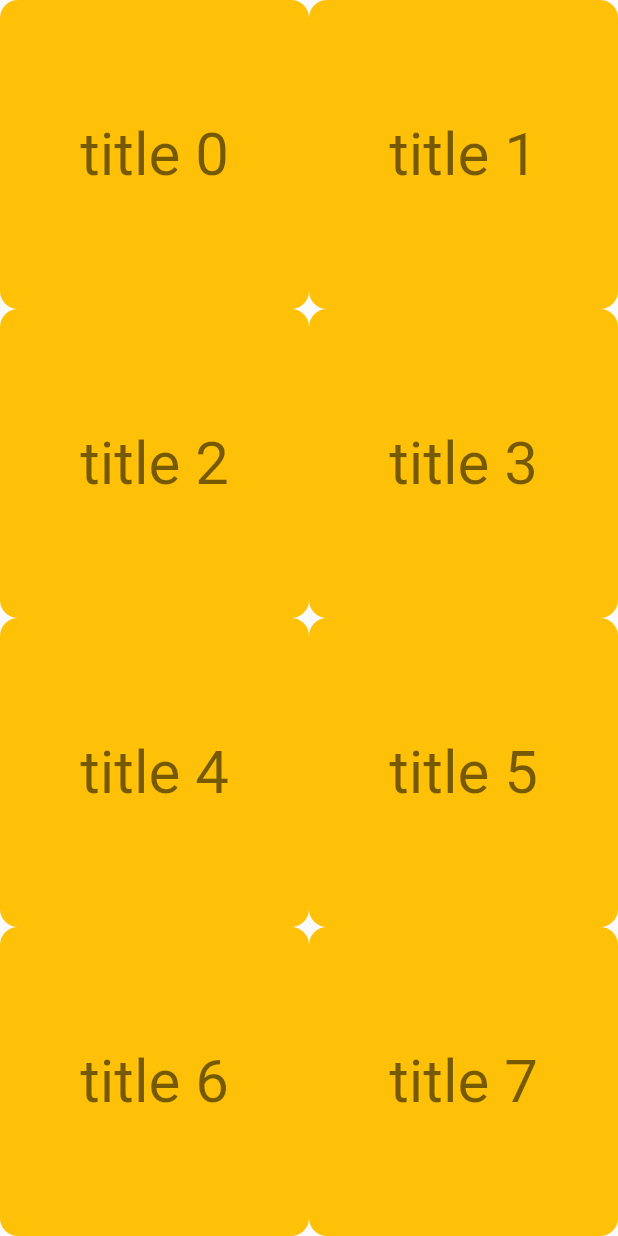
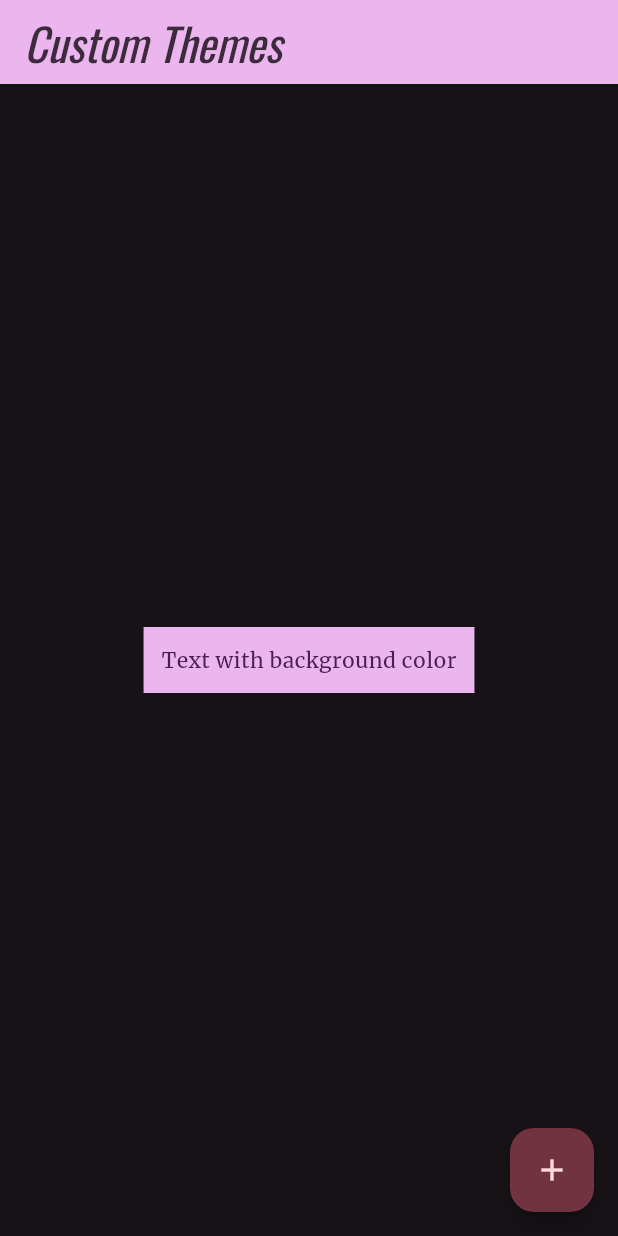
Before and after one commit to tkuanhoong/flutter_docu_app, a Flutter app: the screen it shows after launch, on a phone screen of 412 x 824 dp. Run offline on Flutter 3.47's test engine with Material 2 defaults, Android fonts, the phone set to English and light mode, and no system bars.

Commit message:
design & theming

```diff
--- a/lib/main.dart
+++ b/lib/main.dart
@@ -1,5 +1,6 @@
 import 'package:flutter/material.dart';
-import 'package:flutter_docu_app/ui/2.layout/2.3%20adaptive%20design/based_on_orientation.dart';
+import 'package:flutter_docu_app/theme/app_theme.dart';
+import 'package:flutter_docu_app/ui/3.design&theming/share_styles.dart';
 
 void main() {
   runApp(const MyApp());
@@ -10,9 +11,20 @@ class MyApp extends StatelessWidget {
 
   @override
   Widget build(BuildContext context) {
-    return const MaterialApp(
+    return MaterialApp(
       debugShowCheckedModeBanner: false,
-      home: BasedOnOrientation(),
+      home: ShareStyles(),
+      // Create an app theme
+      theme: ThemeData(
+        useMaterial3: true,
+
+        // Default colors and brightness
+        colorScheme: AppTheme.colorScheme,
+        // Default `TextTheme` for headlines, titles, bodies of text and more
+        textTheme: AppTheme.textTheme,
+      ),
+      // We may provide a dark theme here
+      // darkTheme: ,
     );
   }
 }
--- /dev/null
+++ b/lib/theme/app_theme.dart
@@ -0,0 +1,26 @@
+import 'package:flutter/material.dart';
+
+class AppTheme {
+  static final colorScheme = ColorScheme.fromSeed(
+    seedColor: Colors.purple,
+    brightness: Brightness.dark,
+  );
+
+  static const textTheme = TextTheme(
+    displayLarge: TextStyle(
+      fontSize: 72,
+      fontWeight: FontWeight.bold,
+    ),
+    titleLarge: TextStyle(
+      fontFamily: 'Oswald',
+      fontSize: 30,
+      fontStyle: FontStyle.italic,
+    ),
+    bodyMedium: TextStyle(
+      fontFamily: 'Merriweather',
+    ),
+    displaySmall: TextStyle(
+      fontFamily: 'Pacifico',
+    ),
+  );
+}
--- /dev/null
+++ b/lib/ui/3.design&theming/share_styles.dart
@@ -0,0 +1,62 @@
+import 'package:flutter/material.dart';
+
+class ShareStyles extends StatelessWidget {
+  const ShareStyles({super.key});
+
+  @override
+  Widget build(BuildContext context) {
+    return Scaffold(
+      appBar: AppBar(
+        title: Text(
+          'Custom Themes',
+          style: TextStyle(
+            color: Theme.of(context).colorScheme.onSecondary,
+          ),
+        ),
+        backgroundColor: Theme.of(context).colorScheme.primary,
+      ),
+      body: Center(
+        child: Container(
+          padding: EdgeInsets.symmetric(
+            horizontal: 12,
+            vertical: 12,
+          ),
+          color: Theme.of(context).colorScheme.primary,
+          child: Text(
+            'Text with background color',
+            style: Theme.of(context)
+                .textTheme
+                .bodyMedium!
+                .copyWith(color: Theme.of(context).colorScheme.onPrimary),
+          ),
+        ),
+      ),
+      // if we want to ignore theme, we can create a ThemeData instance
+
+      //* overriding everything
+      // floatingActionButton: Theme(
+      //   data: ThemeData(
+      //     colorScheme: ColorScheme.fromSeed(seedColor: Colors.blue),
+      //   ),
+      //   child: FloatingActionButton(
+      //     onPressed: () {},
+      //     child: const Icon(Icons.add),
+      //   ),
+      // ),
+
+      //* extending parent theme
+      floatingActionButton: Theme(
+        data: Theme.of(context).copyWith(
+          colorScheme: ColorScheme.fromSeed(
+            seedColor: Colors.pink,
+            brightness: Brightness.dark,
+          ),
+        ),
+        child: FloatingActionButton(
+          onPressed: () {},
+          child: const Icon(Icons.add),
+        ),
+      ),
+    );
+  }
+}
```
Also changed, not shown: pubspec.yaml (+12 -15 lines), assets/fonts/Merriweather-Regular.ttf (added), assets/fonts/Oswald-Regular.ttf (added), assets/fonts/Pacifico-Regular.ttf (added).
